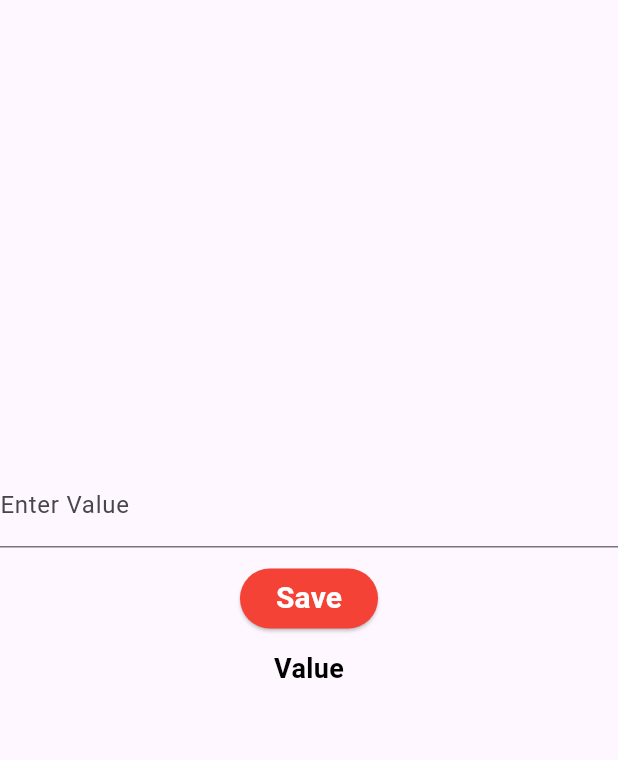
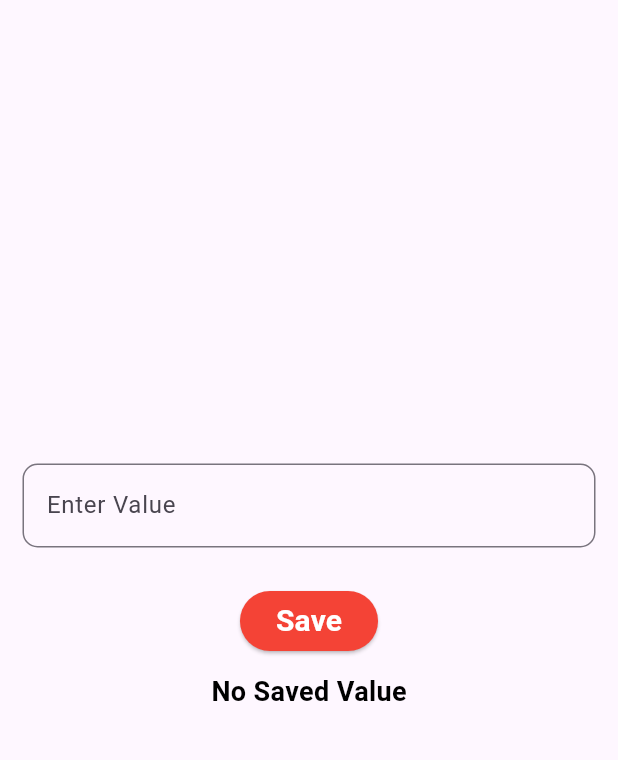
Before and after one commit to alhasann351/shared_preference, a Flutter app: the screen it shows after launch, after a tap on "Save", on a phone screen of 412 x 824 dp, the part 84-844 px from its top. Run offline on Flutter 3.47's test engine with Material 3 defaults, Android fonts, the phone set to English and light mode, and no system bars; our stand-ins replace shared_preferences.

```diff
--- a/lib/main.dart
+++ b/lib/main.dart
@@ -1,4 +1,7 @@
+import 'dart:ui';
+
 import 'package:flutter/material.dart';
+import 'package:shared_preferences/shared_preferences.dart';
 
 void main() {
   runApp(const MyApp());
@@ -25,6 +28,15 @@ class MyHomePage extends StatefulWidget {
 
 class _MyHomePageState extends State<MyHomePage> {
   var nameController = TextEditingController();
+  static const String KEYVALUE = 'value';
+  var savedValue = 'No Saved Value';
+
+  @override
+  void initState() {
+    super.initState();
+
+    getValue();
+  }
 
   @override
   Widget build(BuildContext context) {
@@ -44,10 +56,16 @@ class _MyHomePageState extends State<MyHomePage> {
         child: Column(
           mainAxisAlignment: MainAxisAlignment.center,
           children: [
-            TextField(
-              controller: nameController,
-              decoration: const InputDecoration(
-                label: Text('Enter Value'),
+            Padding(
+              padding: const EdgeInsets.all(15.0),
+              child: TextField(
+                controller: nameController,
+                decoration: const InputDecoration(
+                  label: Text('Enter Value'),
+                  border: OutlineInputBorder(
+                    borderRadius: BorderRadius.all(Radius.circular(10)),
+                  )
+                ),
               ),
             ),
             const SizedBox(
@@ -55,7 +73,12 @@ class _MyHomePageState extends State<MyHomePage> {
             ),
             ElevatedButton(
                 style: ElevatedButton.styleFrom(backgroundColor: Colors.red),
-                onPressed: () {},
+                onPressed: () async {
+                  var value = nameController.text.toString();
+
+                  var prefs = await SharedPreferences.getInstance();
+                  prefs.setString(KEYVALUE, value);
+                },
                 child: const Text(
                   'Save',
                   style: TextStyle(
@@ -67,9 +90,9 @@ class _MyHomePageState extends State<MyHomePage> {
             const SizedBox(
               height: 10,
             ),
-            const Text(
-              'Value',
-              style: TextStyle(
+            Text(
+              savedValue,
+              style: const TextStyle(
                 fontSize: 18,
                 fontWeight: FontWeight.bold,
                 color: Colors.black,
@@ -80,4 +103,13 @@ class _MyHomePageState extends State<MyHomePage> {
       ),
     );
   }
+
+  void getValue() async{
+    var prefs = await SharedPreferences.getInstance();
+    var value = prefs.getString(KEYVALUE);
+
+    setState(() {
+      savedValue = value ?? 'No Saved Value';
+    });
+  }
 }
```
